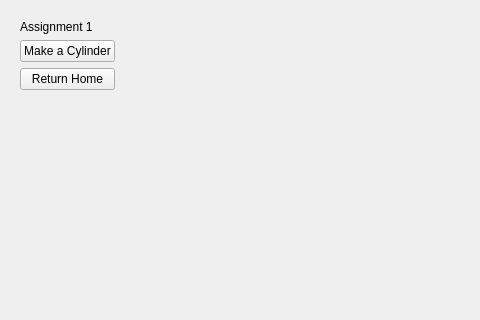
Above: resources/widget/OneBubbleWidget/Widget.ui from KirstenD/bubbleNimblePy before the change; both pictures show x 0 to 480 and y 0 to 320 of the 608 by 422 pixel window. Below: the same form after it.
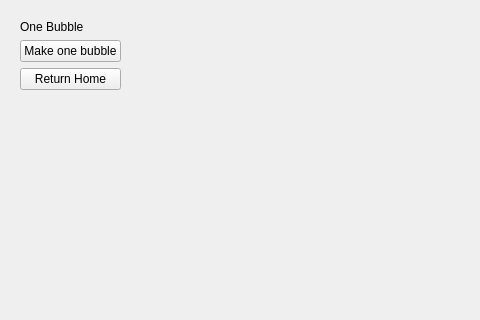
That is the form after the change.

What changed in the file:
```diff
--- a/resources/widget/OneBubbleWidget/Widget.ui
+++ b/resources/widget/OneBubbleWidget/Widget.ui
@@ -20,14 +20,14 @@
       <item>
        <widget class="QLabel" name="label">
         <property name="text">
-         <string>Assignment 1</string>
+         <string>One Bubble</string>
         </property>
        </widget>
       </item>
       <item>
        <widget class="QPushButton" name="exampleBtn">
         <property name="text">
-         <string>Make a Cylinder</string>
+         <string>Make one bubble</string>
         </property>
        </widget>
       </item>
```
